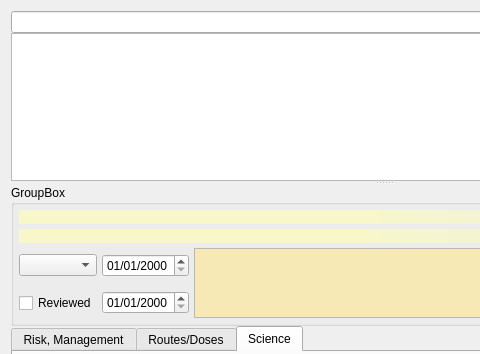
The window that freeddimanager/plugins/ddiplugin/ddi/drugdruginteractioneditorwidget.ui (FreeHealth/freehealth) describes before a commit, drawn with Qt 5; both pictures show x 0 to 480 and y 0 to 354 of the 767 by 732 pixel window.
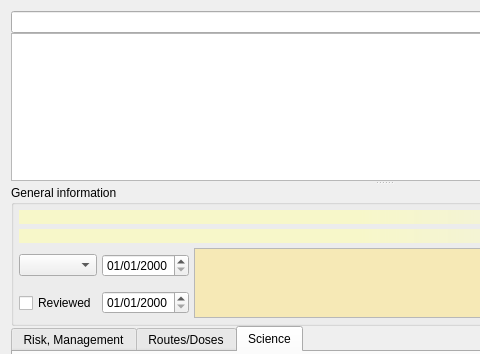
The same window after the commit. Custom widgets are drawn as their Qt base class.

The edit to the form file:
```diff
--- a/freeddimanager/plugins/ddiplugin/ddi/drugdruginteractioneditorwidget.ui
+++ b/freeddimanager/plugins/ddiplugin/ddi/drugdruginteractioneditorwidget.ui
@@ -444,7 +444,7 @@
        <item row="0" column="0">
         <widget class="QGroupBox" name="generalGroupBox">
          <property name="title">
-          <string>GroupBox</string>
+          <string>General information</string>
          </property>
          <layout class="QGridLayout" name="gridLayout">
           <property name="margin">
```
Left out of the diff: 2 changed lines with no effect on the pictures.
